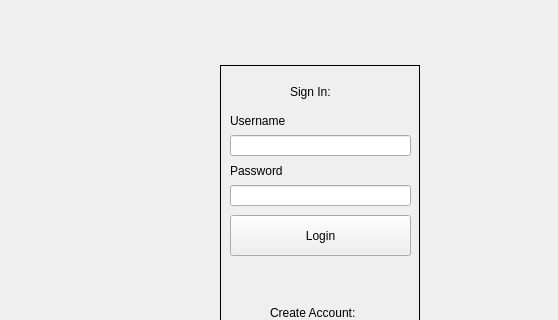
Before: the Qt Designer form Client/loginwin.ui in DatabasesWorks/Stacked_EducationalPlatform, drawn with Qt 5; both pictures show x 0 to 558 and y 0 to 320 of the 640 by 480 pixel window.
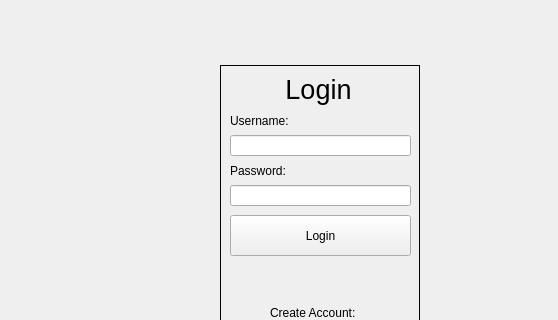
After: the same form once the commit is applied. Icons and pictures are not drawn.

Commit message: polish registration and login win

The edit to the form file:
```diff
--- a/Client/loginwin.ui
+++ b/Client/loginwin.ui
@@ -14,9 +14,9 @@
    <string>Form</string>
   </property>
   <layout class="QGridLayout" name="gridLayout_2">
-   <item row="0" column="0">
+   <item row="0" column="1">
     <layout class="QGridLayout" name="gridLayout">
-     <item row="0" column="0">
+     <item row="0" column="2">
       <widget class="QFrame" name="loginframe">
        <property name="sizePolicy">
         <sizepolicy hsizetype="Fixed" vsizetype="Fixed">
@@ -43,7 +43,7 @@
          </rect>
         </property>
         <property name="text">
-         <string>Username</string>
+         <string>Username:</string>
         </property>
        </widget>
        <widget class="QLabel" name="passlabel">
@@ -56,7 +56,7 @@
          </rect>
         </property>
         <property name="text">
-         <string>Password</string>
+         <string>Password:</string>
         </property>
        </widget>
        <widget class="QLineEdit" name="userEntry">
@@ -121,14 +121,25 @@
        <widget class="QLabel" name="label">
         <property name="geometry">
          <rect>
-          <x>70</x>
-          <y>20</y>
-          <width>59</width>
-          <height>14</height>
+          <x>8</x>
+          <y>9</y>
+          <width>181</width>
+          <height>31</height>
          </rect>
         </property>
+        <property name="font">
+         <font>
+          <pointsize>20</pointsize>
+         </font>
+        </property>
+        <property name="layoutDirection">
+         <enum>Qt::LeftToRight</enum>
+        </property>
         <property name="text">
-         <string>Sign In:</string>
+         <string>Login</string>
+        </property>
+        <property name="alignment">
+         <set>Qt::AlignCenter</set>
         </property>
        </widget>
        <widget class="QLabel" name="label_2">
```
Left out of the diff: 30 changed lines with no effect on the pictures. The commit also changes 2 other files.
